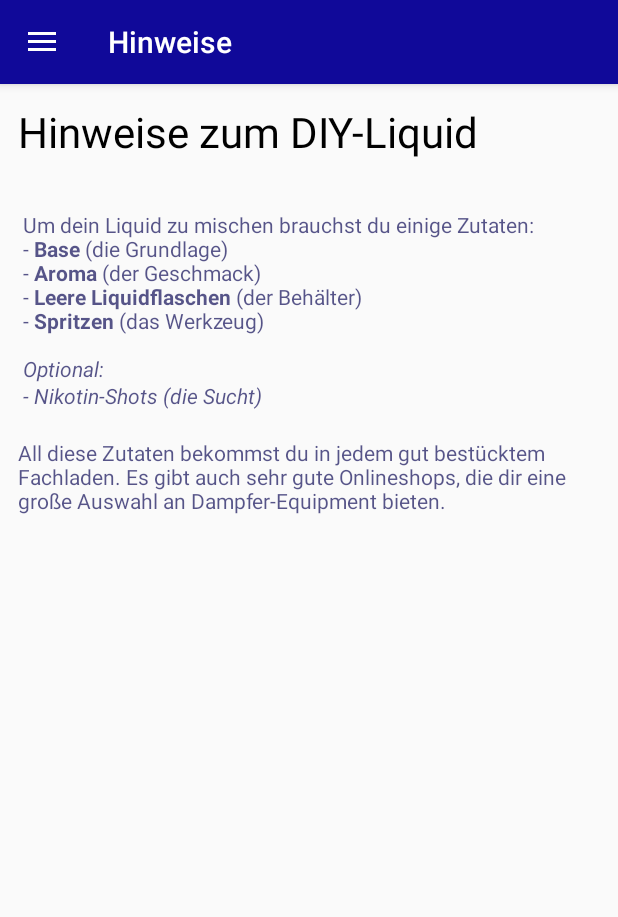
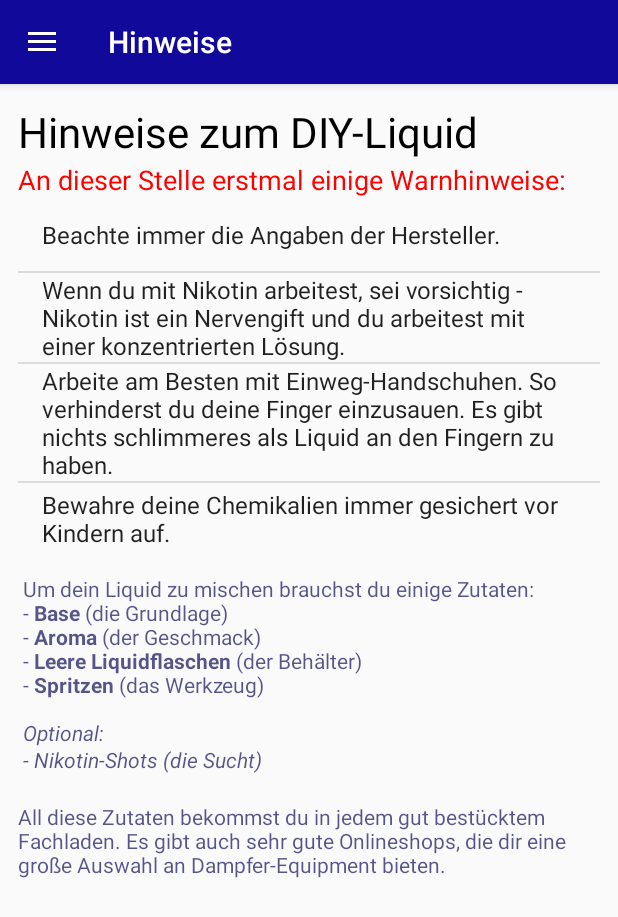
Before and after one commit to Schloni1995/LiquiCalc, an Android app: the screen it shows after launch (StartActivity), in the side drawer, after a tap on "Hinweise", on a phone screen of 412 x 824 dp. Shown: the top 917 px of the screen. Run offline under Robolectric (Android 15) with nearby library versions, the phone set to English and light mode, and no system bars.

Commit message:
Inserted Nonscrollable ListView

```diff
--- /dev/null
+++ b/app/src/main/java/com/example/toni/liquidcalccompatible/objects/NonScrollListView.java
@@ -0,0 +1,40 @@
+package com.example.toni.liquidcalccompatible.objects;
+
+import android.content.Context;
+import android.util.AttributeSet;
+import android.view.View;
+import android.view.ViewGroup;
+import android.widget.ListView;
+
+/**
+ * Created by Toni on 19.03.2018.
+ */
+
+public class NonScrollListView extends ListView
+{
+
+    public NonScrollListView(Context context)
+    {
+        super(context);
+    }
+
+    public NonScrollListView(Context context, AttributeSet attrs)
+    {
+        super(context, attrs);
+    }
+
+    public NonScrollListView(Context context, AttributeSet attrs, int defStyle)
+    {
+        super(context, attrs, defStyle);
+    }
+
+    @Override
+    public void onMeasure(int widthMeasureSpec, int heightMeasureSpec)
+    {
+        int heightMeasureSpec_custom = View.MeasureSpec.makeMeasureSpec(
+                Integer.MAX_VALUE >> 2, View.MeasureSpec.AT_MOST);
+        super.onMeasure(widthMeasureSpec, heightMeasureSpec_custom);
+        ViewGroup.LayoutParams params = getLayoutParams();
+        params.height = getMeasuredHeight();
+    }
+}
--- a/app/src/main/res/layout/fragment_notice.xml
+++ b/app/src/main/res/layout/fragment_notice.xml
@@ -25,6 +25,19 @@
         <TextView
             android:layout_width="match_parent"
             android:layout_height="wrap_content"
+            android:text="@string/notice_text_warning"
+            android:textColor="@color/colorError"
+            android:textSize="@dimen/text_Warning" />
+
+        <com.example.toni.liquidcalccompatible.objects.NonScrollListView
+            android:layout_width="match_parent"
+            android:layout_height="wrap_content"
+            android:entries="@array/todo"
+            android:paddingBottom="@dimen/notice_margin" />
+
+        <TextView
+            android:layout_width="match_parent"
+            android:layout_height="wrap_content"
             android:text="@string/notice_text_1"
             android:textColor="@color/colorResult"
             android:textSize="@dimen/text_Notice" />
--- a/app/src/main/res/values/dimens.xml
+++ b/app/src/main/res/values/dimens.xml
@@ -8,6 +8,7 @@
     <dimen name="text_Headline">28sp</dimen>
     <dimen name="text_Result">22sp</dimen>
     <dimen name="text_Notice">14sp</dimen>
+    <dimen name="text_Warning">18sp</dimen>
 
     <dimen name="navSize">80dp</dimen>
     <dimen name="result_margin">10dp</dimen>
--- a/app/src/main/res/values/strings.xml
+++ b/app/src/main/res/values/strings.xml
@@ -52,7 +52,7 @@
     </string>
 
     <!--HinweisFragment-->
-    <string name="notice_headline">Hinweise zum DIY-Liquid\n</string>
+    <string name="notice_headline">Hinweise zum DIY-Liquid</string>
 
     <string name="notice_text_1">
         Um dein Liquid zu mischen brauchst du einige Zutaten:\n
@@ -64,6 +64,21 @@
         - Nikotin-Shots (die Sucht)</i>\n
     </string>
     <string name="notice_text_2">
-        All diese Zutaten bekommst du in jedem gut bestücktem Fachladen. Es gibt auch sehr gute Onlineshops, die dir eine große Auswahl an Dampfer-Equipment bieten.
+        All diese Zutaten bekommst du in jedem gut bestücktem Fachladen. Es gibt auch sehr gute Onlineshops, die dir eine große Auswahl an Dampfer-Equipment bieten.\n
     </string>
+
+    <string name="notice_text_3">
+        In die leeren Liquidflaschen gibst du zuerst das berechnete Aroma oder, wenn nötig, dein Nikotinshot.\n
+        Am besten gelingt dir die Dosierung der Zutaten mit einer Spritze mit angezeichneter Messskala.\n
+        Nachdem du die Substanz(en) in deinen Behälter gegeben hast, kannst du den Rest mit Base aufgießen.
+    </string>
+
+    <string name="notice_text_warning">An dieser Stelle erstmal einige Warnhinweise:</string>
+
+    <string-array name="todo">
+        <item>Beachte immer die Angaben der Hersteller.</item>
+        <item>Wenn du mit Nikotin arbeitest, sei vorsichtig - Nikotin ist ein Nervengift und du arbeitest mit einer konzentrierten Lösung.</item>
+        <item>Arbeite am Besten mit Einweg-Handschuhen. So verhinderst du deine Finger einzusauen. Es gibt nichts schlimmeres als Liquid an den Fingern zu haben.</item>
+        <item>Bewahre deine Chemikalien immer gesichert vor Kindern auf.</item>
+    </string-array>
 </resources>
```
